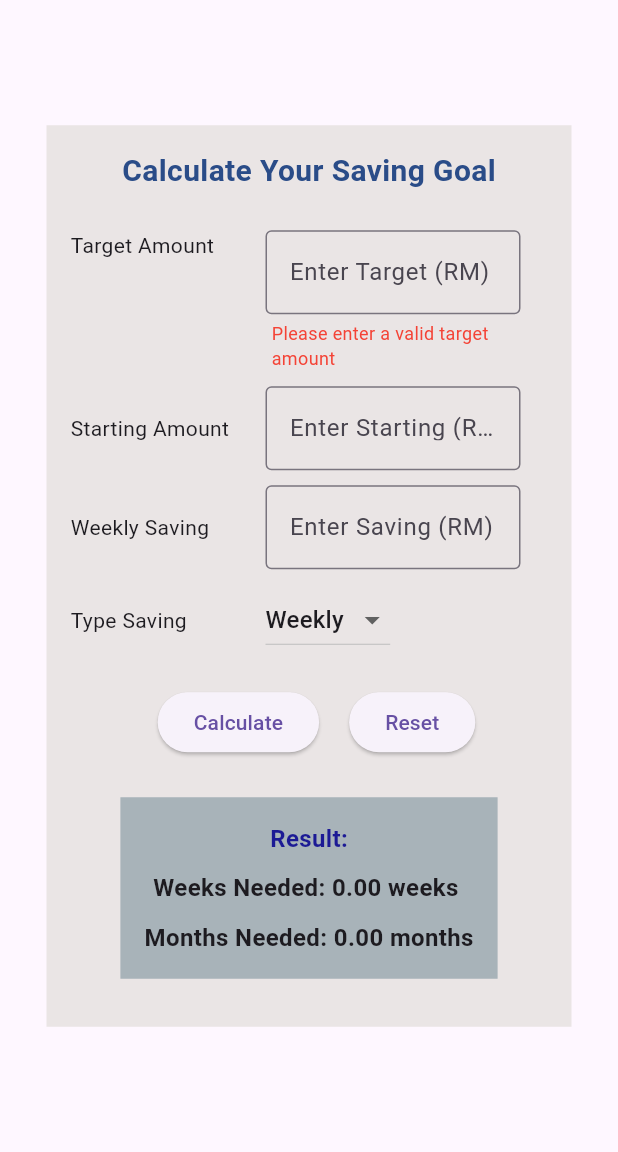
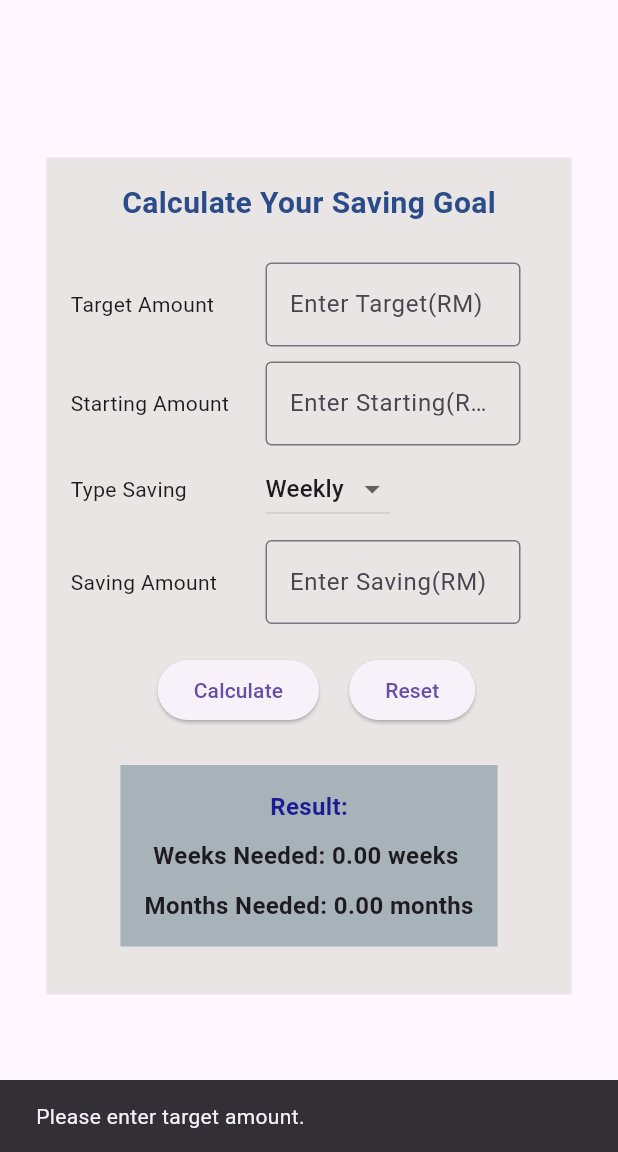
Before and after one commit to sunflower4life/Saving-Goal-Tracker-App, a Flutter app: the screen it shows after launch, after a tap on "Calculate", on a phone screen of 412 x 824 dp, the part 84-1236 px from its top. Run offline on Flutter 3.47's test engine with Material 3 defaults, Android fonts, the phone set to English and light mode, and no system bars.

Commit message:
change inline red to warn message

```diff
--- a/lib/sgtCalcScreen.dart
+++ b/lib/sgtCalcScreen.dart
@@ -19,14 +19,6 @@ class _SGTCalcScreenState extends State<SGTCalcScreen> {
   //variable to store calc results, initially 0
   double weeksNeeded =0;
   double monthsNeeded =0;
-
-  //store calc result
-  String errorMessage = '';
-
-  //untuk error message(border color)
-  bool isTargetValid = true;
-  bool isSavingValid = true;
-  bool isStartingValid = true;
 
   // FocusNode to set focus back to first field after reset
   FocusNode targetFocusNode = FocusNode();
@@ -58,42 +50,22 @@ class _SGTCalcScreenState extends State<SGTCalcScreen> {
                   fontSize: 20.0,
                   fontWeight: FontWeight.bold,
                   color: const Color.fromARGB(255, 42, 76, 136),
-                ),),
+                ),
+                ),
                 SizedBox(height: 25),
                 Row(
-                  crossAxisAlignment: CrossAxisAlignment.start,
                   children: [
-                    const SizedBox(width: 130, child: Text('Target Amount')),
+                    //User enter starting amount
+                    SizedBox(width: 130, child: Text('Target Amount')),//width 130 jarak antara kotak dengan title(text)
                     SizedBox(
                       width: 170,
-                      child: Column(
-                        crossAxisAlignment: CrossAxisAlignment.start,
-                        children: [
-                          TextFormField(
+                      child: TextField(
                         controller: targetAmountController,
                         keyboardType: TextInputType.number,
                         decoration: InputDecoration(
-                              labelText: 'Enter Target (RM)',
-                              border: OutlineInputBorder(
-                                borderSide: BorderSide(
-                                  color: isTargetValid ? Colors.grey : Colors.red,
-                                  width: 1.0,
+                          border: OutlineInputBorder(),
+                          labelText: 'Enter Target(RM)',
                         ),
-                              ),
-                            ),
-                          ),
-                          if (!isTargetValid)
-                            const Padding(
-                              padding: EdgeInsets.only(top: 4.0, left: 4.0),
-                              child: Text(
-                                'Please enter a valid target amount',
-                                style: TextStyle(
-                                  color: Colors.red,
-                                  fontSize: 12,
-                                ),
-                              ),
-                            ),
-                        ],
                       ),
                     ),
                   ],
@@ -106,46 +78,18 @@ class _SGTCalcScreenState extends State<SGTCalcScreen> {
                     SizedBox(width: 130, child: Text('Starting Amount')),//width 130 jarak antara kotak dengan title(text)
                     SizedBox(
                       width: 170,
-                      child: TextFormField(
+                      child: TextField(
                         controller: startingAmountController,
                         keyboardType: TextInputType.number,
                         decoration: InputDecoration(
-                          labelText: 'Enter Starting (RM)',
-                          border: OutlineInputBorder(
-                            borderSide: BorderSide(
-                              color: isStartingValid ? Colors.grey : Colors.red,
-                              width: isTargetValid ? 1.0 : 2.0,
-                            ),
-                          ),
+                          border: OutlineInputBorder(),
+                          labelText: 'Enter Starting(RM)',
                         ),
                       ),
                     ),
                   ],
                 ),
-                SizedBox(height: 10),
-                Row(
-                  children: [
-                    //User enter amount saving/week
-                    SizedBox(width: 130, child: Text('Weekly Saving')), //width 130 jarak antara kotak dengan title(text)
-                    SizedBox(
-                      width: 170,
-                      child: TextFormField(
-                        controller: savingPerWeekController,
-                        keyboardType: TextInputType.number,
-                        decoration: InputDecoration(
-                          labelText: 'Enter Saving (RM)',
-                          border: OutlineInputBorder(
-                            borderSide: BorderSide(
-                              color: isSavingValid ? Colors.grey : Colors.red,
-                              width: isTargetValid ? 1.0 : 2.0,
-                            ),
-                          ),
-                        ),
-                      ),
-                    ),
-                  ],
-                ),
-                SizedBox(height:10),
+                SizedBox(height: 5),
                 Row(
                   children: [
                     const SizedBox(width:130, child: Text('Type Saving')),
@@ -164,50 +108,25 @@ class _SGTCalcScreenState extends State<SGTCalcScreen> {
                     ),
                   ],
                 ),
-                //RED INLINE BOX
-                /*if (errorMessage.isNotEmpty)
-                  Container(
-                    padding: const EdgeInsets.all(10.0),
-                    decoration: BoxDecoration(
-                      color: errorMessage.contains('Congratulations')
-                          ? Colors.green[50]
-                          : Colors.red[50],
-                      borderRadius: BorderRadius.circular(8.0),
-                      border: Border.all(
-                        color: errorMessage.contains('Congratulations')
-                            ? Colors.green
-                            : Colors.red,
-                        width: 1.5,
-                      ),
-                    ),
-                    child: Row(
+                SizedBox(height:10),
+                Row(
                   children: [
-                        Icon(
-                          errorMessage.contains('Congratulations')
-                              ? Icons.check_circle
-                              : Icons.warning,
-                          color: errorMessage.contains('Congratulations')
-                              ? Colors.green
-                              : Colors.red,
-                          size: 20,
-                        ),
-                        const SizedBox(width: 8),
-                        Expanded(
-                          child: Text(
-                            errorMessage,
-                            style: TextStyle(
-                              color: errorMessage.contains('Congratulations')
-                                  ? Colors.green
-                                  : Colors.red,
-                              fontWeight: FontWeight.w600,
-                              fontSize: 13,
+                    //User enter amount saving/week
+                    SizedBox(width: 130, child: Text('Saving Amount')), //width 130 jarak antara kotak dengan title(text)
+                    SizedBox(
+                      width: 170,
+                      child: TextFormField(
+                        controller: savingPerWeekController,
+                        keyboardType: TextInputType.number,
+                        decoration: InputDecoration(
+                          border: OutlineInputBorder(),
+                          labelText: 'Enter Saving(RM)',
                         ),
                       ),
                     ),
                   ],
                 ),
-                  ),*/
-                const SizedBox(height: 10),
+                SizedBox(height: 10),
                 //Calculate and reset button
                 SizedBox(height:10),
                 Row(
@@ -302,90 +221,58 @@ class _SGTCalcScreenState extends State<SGTCalcScreen> {
     double weekSaving = double.tryParse(savingPerWeekController.text) ?? 0;
     //String errorMessage = '';
 
-    isTargetValid = true;
-    isStartingValid = true;
-    isSavingValid = true;
-    errorMessage = '';
-
-    if (target <= 0) {
-      isTargetValid = false; // Highlight border in red
-      errorMessage = 'Please enter a valid target amount greater than 0';
-      setState(() {
-        weeksNeeded = 0;
-        monthsNeeded = 0;
-      });
-      return; // Stop execution if validation fails
-    }
-
-    // Validate starting amount (cannot be negative)
-    if (starting < 0) {
-      isStartingValid = false; // Highlight border in red
-      errorMessage = 'Starting balance cannot be negative';
-      setState(() {
-        weeksNeeded = 0;
-        monthsNeeded = 0;
-      });
-      return; // Stop execution if validation fails
-    }
-
-    // Validate weekly saving (must be > 0)
-    if (weekSaving <= 0) {
-      isSavingValid = false; // Highlight border in red
-      errorMessage = 'Please enter a valid weekly saving amount greater than 0';
-      setState(() {
-        weeksNeeded = 0;
-        monthsNeeded = 0;
-      });
-      return; // Stop execution if validation fails
-    }
-
-    // Check if goal is already reached
-    if (starting >= target) {
-      errorMessage = 'Congratulations! You have already reached your goal! 🎉';
-      setState(() {
-        weeksNeeded = 0;
-        monthsNeeded = 0;
-      });
-      return; // Stop execution if already at goal
-    }
-    //handle empty input
-    /*if(target.isNegative || starting.isNegative){
+    //Input validatin 1: Check if field empty for each text
+    if(target==0){
       SnackBar snackBar = const SnackBar(
-        content: Text('Please enter valid amount. Starting balance cannot be negative.')
+        content: Text('Please enter target amount.')
       );
       ScaffoldMessenger.of(context).showSnackBar(snackBar);
-      return;
-    }*/
-    //validate input and show error message
-    //target amount must be >0
-    /*if(target<=0){
+      //update ui =0
       setState(() {
-        errorMessage = 'Please enter valid target amount';
-        setState(){
-          weeksNeeded =0;
+        weeksNeeded=0;
         monthsNeeded=0;
-        }
       });
       return;
     }
-    //starting cannot be <0
-    if(starting<0){
-      errorMessage = 'Starting balance cannot be negative';
-      setState((){
-        weeksNeeded =0;
+    if(starting ==0){
+      SnackBar snackBar = const SnackBar(
+        content: Text('Please enter starting amount.')
+      );
+      ScaffoldMessenger.of(context).showSnackBar(snackBar);
+      //update ui =0
+      setState(() {
+        weeksNeeded=0;
         monthsNeeded=0;
       });
       return;
-    }*/
-    //no need to save money if starting > target
-    if (starting >= target) {
-      errorMessage = 'Congratulations! You have already reached your goal! 🎉';
+    }
+    if(weekSaving ==0){
+      SnackBar snackBar = const SnackBar(
+        content: Text('Please enter saving.')
+      );
+      ScaffoldMessenger.of(context).showSnackBar(snackBar);
+      //update ui =0
       setState(() {
-        weeksNeeded = 0;
-        monthsNeeded = 0;
+        weeksNeeded=0;
+        monthsNeeded=0;
       });
       return;
     }
+
+    //Input validation 2: Check if value is -ve @ buat satu2
+    if(target.isNegative || starting.isNegative || weekSaving.isNegative){
+      SnackBar snackBar = const SnackBar(
+        content: Text('Please enter positive value.')
+      );
+      ScaffoldMessenger.of(context).showSnackBar(snackBar);
+      //update ui =0
+      setState(() {
+        weeksNeeded=0;
+        monthsNeeded=0;
+      });
+      return;
+    }
+
      //calculate amount to be saved
     double amountNeed = target - starting;
     //adjust saving/week base on type saving
```
Lines whose indentation alone changed are shown as unchanged.
